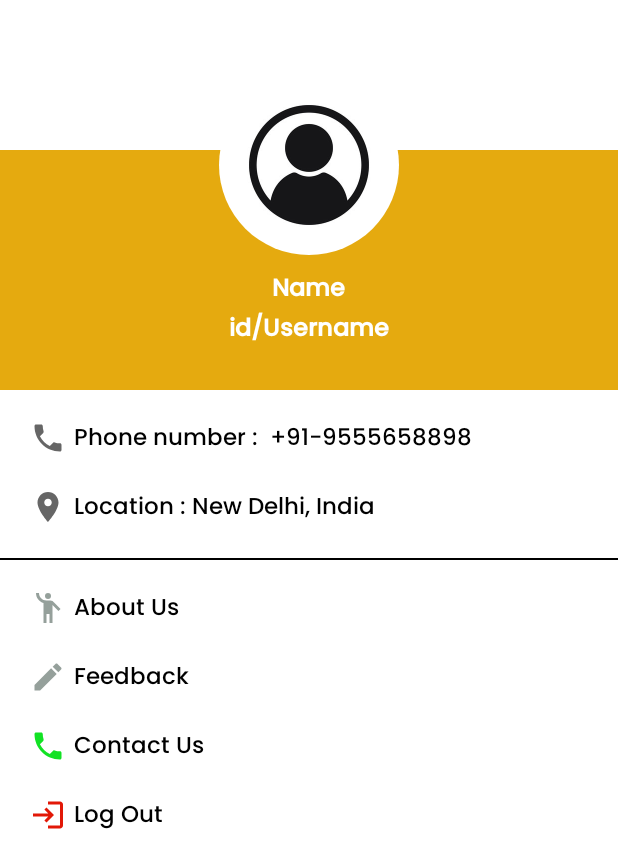
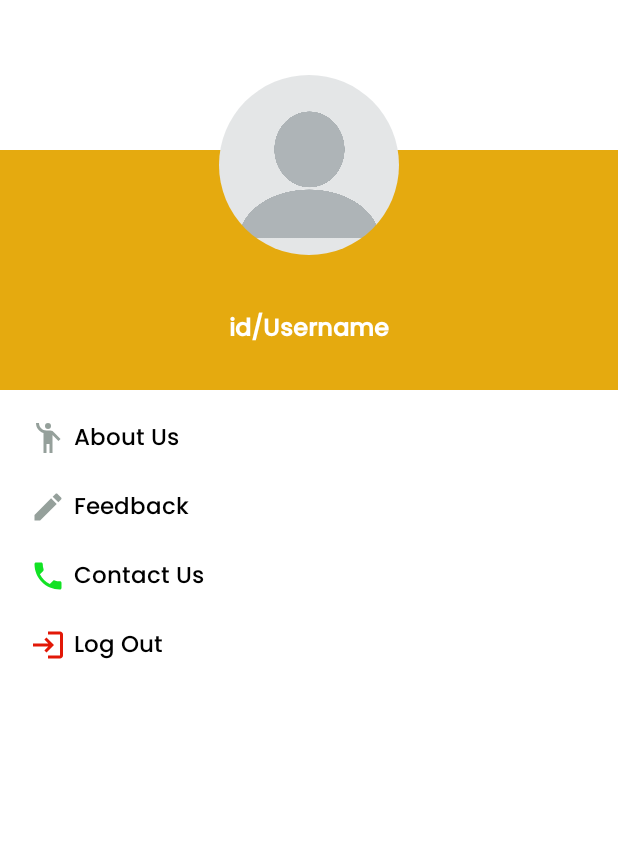
Before and after one commit to Aarushi5g/TravelTrek, an Android app: the layout fragment_profile.xml on its own in the app's theme, with its tools: preview values and no code run, on a phone screen of 412 x 824 dp. Shown: the top 868 px of the screen. Run offline under Robolectric (Android 15) with nearby library versions, the light colour scheme and no system bars.

Commit message:
Changes in the Profile Fragment

```diff
--- a/app/src/main/java/com/android/traveltrek/ui/RegisterActivity.java
+++ b/app/src/main/java/com/android/traveltrek/ui/RegisterActivity.java
@@ -30,7 +30,6 @@ public class RegisterActivity extends AppCompatActivity {
     private EditText inputEmail, inputPassword, inputUsername, inputContact, inputCountry;
     private Button btnSignUp;
     private FirebaseAuth auth;
-    UserInfo userInfo;
 
     @Override
     protected void onCreate(Bundle savedInstanceState) {
@@ -108,7 +107,7 @@ public class RegisterActivity extends AppCompatActivity {
                                     Toast.makeText(RegisterActivity.this, "Authentication failed." + task.getException(),
                                             Toast.LENGTH_SHORT).show();
                                 } else {
-                                    startActivity(new Intent(RegisterActivity.this, MainActivity.class));
+                                    startActivity(new Intent(RegisterActivity.this, LoginActivity.class));
                                     finish();
                                 }
                             }
--- a/app/src/main/res/drawable/ic_baseline_location_on_24.xml
+++ b/app/src/main/res/drawable/ic_baseline_location_on_24.xml
@@ -1,10 +1,5 @@
-<vector xmlns:android="http://schemas.android.com/apk/res/android"
-    android:width="24dp"
-    android:height="24dp"
-    android:viewportWidth="24"
-    android:viewportHeight="24"
-    android:tint="?attr/colorControlNormal">
-  <path
-      android:fillColor="@android:color/white"
-      android:pathData="M12,2C8.13,2 5,5.13 5,9c0,5.25 7,13 7,13s7,-7.75 7,-13c0,-3.87 -3.13,-7 -7,-7zM12,11.5c-1.38,0 -2.5,-1.12 -2.5,-2.5s1.12,-2.5 2.5,-2.5 2.5,1.12 2.5,2.5 -1.12,2.5 -2.5,2.5z"/>
+<vector android:height="24dp" android:tint="#92929D"
+    android:viewportHeight="24" android:viewportWidth="24"
+    android:width="24dp" xmlns:android="http://schemas.android.com/apk/res/android">
+    <path android:fillColor="@android:color/white" android:pathData="M12,2C8.13,2 5,5.13 5,9c0,5.25 7,13 7,13s7,-7.75 7,-13c0,-3.87 -3.13,-7 -7,-7zM12,11.5c-1.38,0 -2.5,-1.12 -2.5,-2.5s1.12,-2.5 2.5,-2.5 2.5,1.12 2.5,2.5 -1.12,2.5 -2.5,2.5z"/>
 </vector>
--- a/app/src/main/res/layout/activity_about.xml
+++ b/app/src/main/res/layout/activity_about.xml
@@ -43,7 +43,7 @@
         android:id="@+id/text3"
         android:layout_width="wrap_content"
         android:layout_height="wrap_content"
-        android:text="Happy Journey:)"
+        android:text="Happy Journey :)"
         android:textColor="@color/red"
         android:layout_marginTop="20dp"
         android:layout_marginHorizontal="15dp"
--- a/app/src/main/res/layout/fragment_post.xml
+++ b/app/src/main/res/layout/fragment_post.xml
@@ -56,7 +56,7 @@
                                 android:layout_width="wrap_content"
                                 android:layout_height="wrap_content"
                                 android:gravity="center"
-                                android:text="Add Photo/Video"
+                                android:text="Click a Photo"
                                 android:textColor="@color/darktheme"
                                 android:textSize="12sp" />
                         </LinearLayout>
@@ -100,7 +100,7 @@
                 android:layout_marginLeft="6dp"
                 android:layout_marginTop="25dp"
                 android:fontFamily="@font/poppins_medium"
-                android:text="Description"
+                android:text="Description*"
                 android:textColor="@color/black"
                 android:textSize="14sp" />
 
@@ -124,7 +124,7 @@
                 android:layout_marginLeft="6dp"
                 android:layout_marginTop="25dp"
                 android:fontFamily="@font/poppins_medium"
-                android:text="Location"
+                android:text="Location*"
                 android:textColor="@color/black"
                 android:textSize="14sp" />
 
--- a/app/src/main/res/layout/fragment_profile.xml
+++ b/app/src/main/res/layout/fragment_profile.xml
@@ -21,7 +21,7 @@
         android:layout_width="120dp"
         android:layout_height="120dp"
         android:layout_marginTop="50dp"
-        android:src="@drawable/profile1"
+        android:src="@drawable/profile"
         android:layout_centerHorizontal="true"
         app:civ_border_width="0dp"
         app:civ_border_color="#FF000000"/>
@@ -32,7 +32,6 @@
         android:layout_width="wrap_content"
         android:layout_height="wrap_content"
         android:layout_marginTop="10dp"
-        android:text="Name"
         android:textColor="@color/white"
         android:fontFamily="@font/poppins_medium"
         android:textSize="16dp"
@@ -53,70 +52,11 @@
         android:layout_below="@id/profilename"/>
 
     <LinearLayout
-        android:id="@+id/profilephone"
-        android:layout_width="wrap_content"
+        android:id="@+id/profileabout"
+        android:layout_width="match_parent"
         android:layout_height="wrap_content"
         android:orientation="horizontal"
         android:layout_below="@id/yellowview"
-        android:layout_marginTop="20dp"
-        android:layout_marginLeft="20dp">
-
-        <ImageView
-            android:layout_width="wrap_content"
-            android:layout_height="wrap_content"
-            android:paddingRight="5dp"
-            android:src="@drawable/ic_baseline_local_phone_24"/>
-
-        <TextView
-            android:layout_width="wrap_content"
-            android:layout_height="wrap_content"
-            android:text="Phone number :  +91-9555658898"
-            android:textColor="#000000"
-            android:fontFamily="@font/poppins_medium"
-            android:textSize="15dp"/>
-
-
-    </LinearLayout>
-
-    <LinearLayout
-        android:id="@+id/profilelocation"
-        android:layout_width="wrap_content"
-        android:layout_height="wrap_content"
-        android:orientation="horizontal"
-        android:layout_below="@id/profilephone"
-        android:layout_marginTop="20dp"
-        android:layout_marginLeft="20dp">
-
-    <ImageView
-        android:layout_width="wrap_content"
-        android:layout_height="wrap_content"
-        android:paddingRight="5dp"
-        android:src="@drawable/ic_baseline_location_on_24"/>
-
-    <TextView
-        android:layout_width="wrap_content"
-        android:layout_height="wrap_content"
-        android:text="Location : New Delhi, India"
-        android:textColor="#000000"
-        android:fontFamily="@font/poppins_medium"
-        android:textSize="15dp"/>
-
-    </LinearLayout>
-
-    <View
-        android:id="@+id/divider1"
-        android:layout_width="match_parent"
-        android:layout_height="1dp"
-        android:layout_marginTop="20dp"
-        android:background="#000"
-        android:layout_below="@id/profilelocation"/>
-
-    <LinearLayout
-        android:id="@+id/profileabout"
-        android:layout_width="wrap_content"
-        android:layout_height="wrap_content"
-        android:orientation="horizontal"
-        android:layout_below="@id/divider1"
         android:layout_marginTop="20dp"
         android:layout_marginLeft="20dp">
 
@@ -138,7 +78,7 @@
 
     <LinearLayout
         android:id="@+id/profilefeedback"
-        android:layout_width="wrap_content"
+        android:layout_width="match_parent"
         android:layout_height="wrap_content"
         android:orientation="horizontal"
         android:layout_below="@id/profileabout"
@@ -163,7 +103,7 @@
 
     <LinearLayout
         android:id="@+id/profilecontact"
-        android:layout_width="wrap_content"
+        android:layout_width="match_parent"
         android:layout_height="wrap_content"
         android:orientation="horizontal"
         android:layout_below="@id/profilefeedback"
```
Also changed, not shown: app/src/main/java/com/android/traveltrek/ui/HomeFragment.java (+4 -4 lines), app/src/main/java/com/android/traveltrek/ui/ProfileFragment.java (+14 -2 lines), app/src/main/res/drawable/ic_baseline_calendar_today_24.xml (+4 -9 lines), app/src/main/res/layout/blog_post_item.xml (+10 -9 lines), app/src/main/res/layout/item_single_event.xml (+6 -1 lines), app/src/main/res/drawable/profile.png (added), app/src/main/res/drawable/profile1.jpg (deleted).
